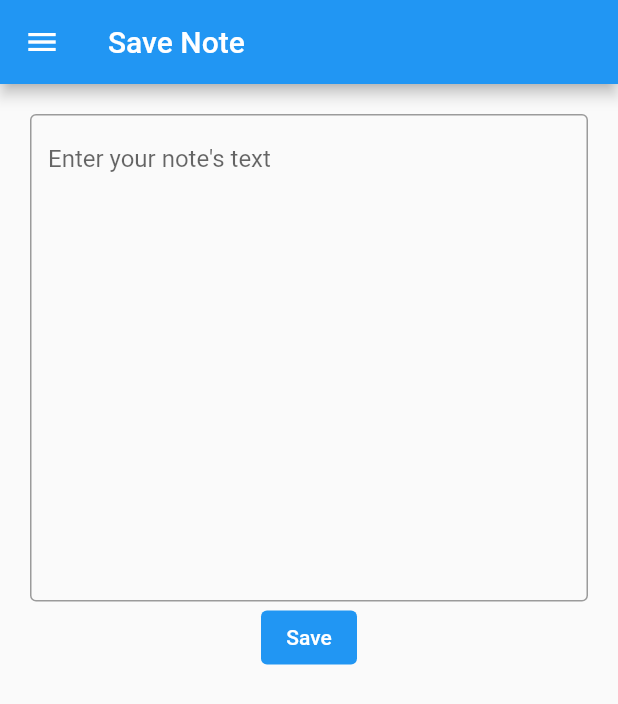
After one commit to umgc/summer2021.bravo, a Flutter app: the SaveNote screen opened by its route, on a phone screen of 412 x 824 dp. The commit adds this screen. Shown: the top 704 px of the screen. Run offline on Flutter 3.47's test engine with Material 2 defaults, Android fonts, the phone set to English and light mode, and no system bars; missing offline and left inert: flutter_search_bar.

Commit message:
Got View Notes and Save Note pages working

```diff
--- a/helloworld/lib/basemenudrawer.dart
+++ b/helloworld/lib/basemenudrawer.dart
@@ -1,8 +1,6 @@
 import 'package:flutter/material.dart';
 
-/*
-* Base menu for all pages
-*/
+/// Base menu for all pages
 class BaseMenuDrawer extends StatelessWidget {
   final Color backgroundColor = Colors.blue;
 
@@ -28,6 +26,13 @@ class BaseMenuDrawer extends StatelessWidget {
             },
           ),
           ListTile(
+            title: Text('Save Note'),
+            onTap: () {
+              Navigator.pop(context);
+              Navigator.pushNamed(context, '/save-note');
+            },
+          ),
+          ListTile(
             title: Text('View Notes'),
             onTap: () {
               Navigator.pop(context);
--- /dev/null
+++ b/helloworld/lib/savenote.dart
@@ -0,0 +1,90 @@
+import 'package:flutter/material.dart';
+import './basemenudrawer.dart';
+import 'textnoteservice.dart';
+
+/// Save Note page
+class SaveNote extends StatefulWidget {
+  const SaveNote({Key? key}) : super(key: key);
+
+  @override
+  _SaveNoteState createState() => _SaveNoteState();
+}
+
+class _SaveNoteState extends State<SaveNote> {
+  final textController = TextEditingController();
+  _SaveNoteState();
+
+  @override
+  void dispose() {
+    textController.dispose();
+    super.dispose();
+  }
+
+  @override
+  Widget build(BuildContext context) {
+    return Scaffold(
+      drawer: BaseMenuDrawer(),
+      appBar: new AppBar(
+        title: new Text('Save Note'),
+      ),
+      body: Container(
+          padding: EdgeInsets.all(20),
+          child: Column(
+            children: [
+              TextField(
+                controller: textController,
+                maxLines: 15,
+                decoration: InputDecoration(
+                    border: OutlineInputBorder(),
+                    hintText: 'Enter your note\'s text'),
+              ),
+              TextButton(
+                style: ButtonStyle(
+                  foregroundColor:
+                      MaterialStateProperty.all<Color>(Colors.white),
+                  backgroundColor:
+                      MaterialStateProperty.all<Color>(Colors.blue),
+                  overlayColor:
+                      MaterialStateProperty.all<Color>(Colors.lightBlue),
+                ),
+                onPressed: () {
+                  if (textController.text.length > 0) {
+                    TextNoteService.saveTextFile(textController.text);
+                    showConfirmDialog(context);
+                  }
+                },
+                child: Text('Save'),
+              ),
+            ],
+          )),
+    );
+  }
+
+  /// Show a dialog message confirming note was saved
+  showConfirmDialog(BuildContext context) {
+    // set up the button
+    Widget okButton = TextButton(
+      child: Text("OK"),
+      onPressed: () {
+        Navigator.of(context).pop();
+        textController.text = "";
+      },
+    );
+
+    // set up the dialog
+    AlertDialog alert = AlertDialog(
+      content: Text("The text note was saved successfully."),
+      actions: [
+        okButton,
+      ],
+    );
+
+    // show the dialog
+    showDialog(
+      context: context,
+      builder: (BuildContext context) {
+        return alert;
+      },
+    );
+  }
+}
--- a/helloworld/pubspec.yaml
+++ b/helloworld/pubspec.yaml
@@ -23,6 +23,7 @@ environment:
 dependencies:
   flutter:
     sdk: flutter
+  path_provider: ^2.0.2
 
 
   # The following adds the Cupertino Icons font to your application.
```
Also changed, not shown: helloworld/lib/main.dart (+9 -11 lines), helloworld/lib/textnoteservice.dart (added, +99 -0 lines), helloworld/lib/viewnotes.dart (+59 -34 lines), helloworld/pubspec.lock.
